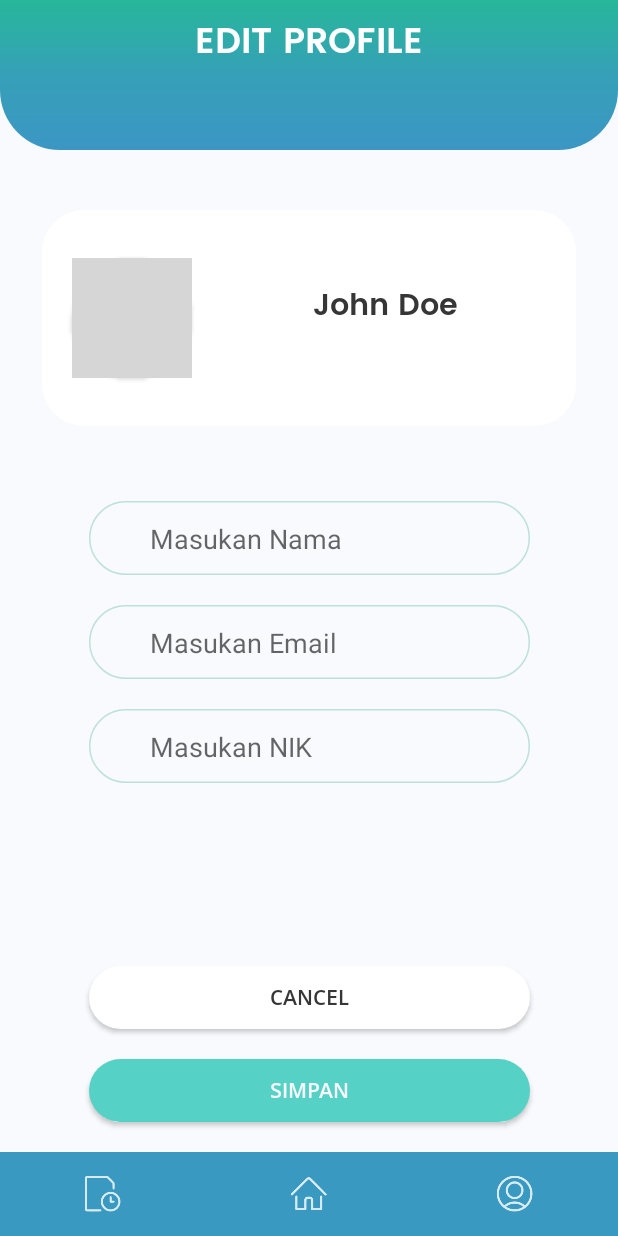
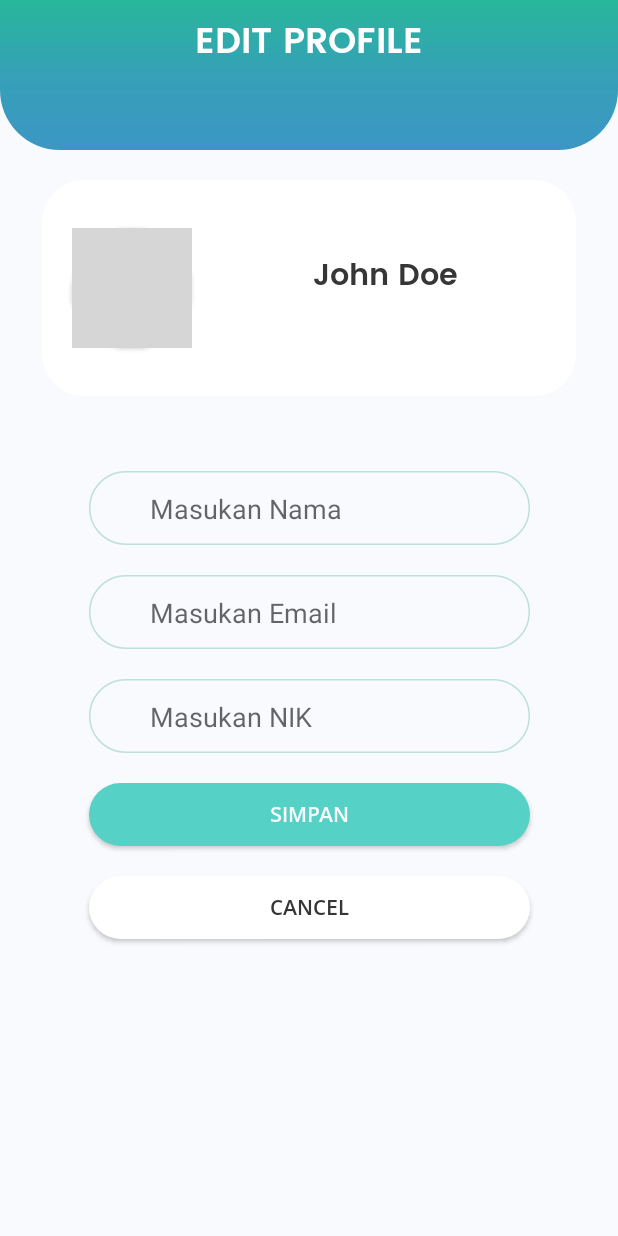
Before and after one commit to tesu-tesu/antrian-sehat-android, an Android app: the layout activity_profile_setting.xml on its own in the app's theme, with its tools: preview values and no code run, on a phone screen of 412 x 824 dp. Run offline under Robolectric (Android 15) with nearby library versions, the phone set to English and light mode, and no system bars; grey boxes are pictures that could not be loaded.

Commit message:
profile setting module functional on progress

```diff
--- a/app/src/main/res/layout/activity_profile_setting.xml
+++ b/app/src/main/res/layout/activity_profile_setting.xml
@@ -10,31 +10,7 @@
         android:layout_width="match_parent"
         android:layout_height="match_parent"
         android:background="@color/app_backg_main"
-        android:backgroundTint="@color/whiteBlue"   >
-
-        <LinearLayout
-            android:id="@+id/linearLayout9"
-            android:layout_width="match_parent"
-            android:layout_height="0dip"
-            android:layout_weight="1"
-            android:gravity="center|bottom"
-            android:orientation="vertical"
-            app:layout_constraintBottom_toBottomOf="parent"
-            app:layout_constraintEnd_toEndOf="parent"
-            app:layout_constraintStart_toStartOf="parent">
-
-            <com.google.android.material.bottomnavigation.BottomNavigationView
-                android:id="@+id/bottomNav"
-                android:layout_width="match_parent"
-                android:layout_height="wrap_content"
-                android:textAlignment="center"
-                app:itemBackground="@color/bottom_bar"
-                app:itemIconTint="@android:color/white"
-                app:itemTextColor="@android:color/white"
-                app:labelVisibilityMode="unlabeled"
-                app:menu="@menu/bottom_nav_menu" />
-
-        </LinearLayout>
+        android:backgroundTint="@color/whiteBlue"  >
 
         <LinearLayout
             android:id="@+id/topNav"
@@ -85,10 +61,10 @@
             android:layout_width="356dp"
             android:layout_height="wrap_content"
             android:background="@drawable/bt_white"
-            android:layout_marginTop="140dp"
+            android:layout_marginTop="20dp"
             android:paddingVertical="12dp"
             app:layout_constraintHorizontal_bias="0.5"
-            app:layout_constraintTop_toTopOf="@+id/topNav"
+            app:layout_constraintTop_toBottomOf="@+id/topNav"
             app:layout_constraintEnd_toEndOf="parent"
             app:layout_constraintStart_toStartOf="parent"
             app:srcCompat="@drawable/bt_white"
@@ -202,18 +178,16 @@
             app:layout_constraintStart_toStartOf="@+id/fsNIK"
             app:layout_constraintTop_toTopOf="@+id/fsNIK" />
 
-        <Button
-            android:id="@+id/btnCancel"
-            android:layout_width="0dp"
-            android:layout_height="42dp"
-            app:layout_constraintBottom_toTopOf="@+id/btnSave"
+        <ProgressBar
+            android:id="@+id/progressBar"
+            android:layout_width="wrap_content"
+            android:layout_height="wrap_content"
+            android:layout_marginTop="24dp"
+            android:visibility="gone"
             app:layout_constraintEnd_toEndOf="@id/fsNIK"
             app:layout_constraintStart_toStartOf="@id/fsNIK"
-            android:layout_marginBottom="20dp"
-            android:background="@drawable/bt_white"
-            android:fontFamily="@font/open_sans_semibold"
-            android:text="Cancel"
-            android:textColor="@color/blackFont"/>
+            app:layout_constraintTop_toBottomOf="@id/fsNIK" />
+
         <Button
             android:id="@+id/btnSave"
             android:layout_width="0dp"
@@ -222,11 +196,25 @@
             android:fontFamily="@font/open_sans_semibold"
             android:text="@string/simpan"
             android:textColor="@color/whiteBlue"
-            android:layout_marginBottom="20dp"
+            android:layout_marginTop="20dp"
+            android:textStyle="bold"
             app:layout_constraintHorizontal_bias="0.494"
-            app:layout_constraintBottom_toTopOf="@+id/linearLayout9"
+            app:layout_constraintTop_toBottomOf="@+id/progressBar"
             app:layout_constraintEnd_toEndOf="@id/fsNIK"
             app:layout_constraintStart_toStartOf="@id/fsNIK" />
 
+        <Button
+            android:id="@+id/btnCancel"
+            android:layout_width="0dp"
+            android:layout_height="42dp"
+            app:layout_constraintTop_toBottomOf="@+id/btnSave"
+            app:layout_constraintEnd_toEndOf="@id/fsNIK"
+            app:layout_constraintStart_toStartOf="@id/fsNIK"
+            android:layout_marginTop="20dp"
+            android:background="@drawable/bt_white"
+            android:fontFamily="@font/open_sans_semibold"
+            android:text="Cancel"
+            android:textColor="@color/blackFont"/>
+
     </androidx.constraintlayout.widget.ConstraintLayout>
 </layout>
```
Also changed, not shown: app/src/main/java/com/antriansehat/application/api_response/ProfileSettingResponse.java (added, +10 -0 lines), app/src/main/java/com/antriansehat/application/contract/ProfileSettingContract.java (+11 -3 lines), app/src/main/java/com/antriansehat/application/interactor/ProfileSettingInteractor.java (+35 -3 lines), app/src/main/java/com/antriansehat/application/presenter/ProfileSettingPresenter.java (+16 -2 lines), app/src/main/java/com/antriansehat/application/view/ProfileSettingActivity.java (+38 -11 lines).
